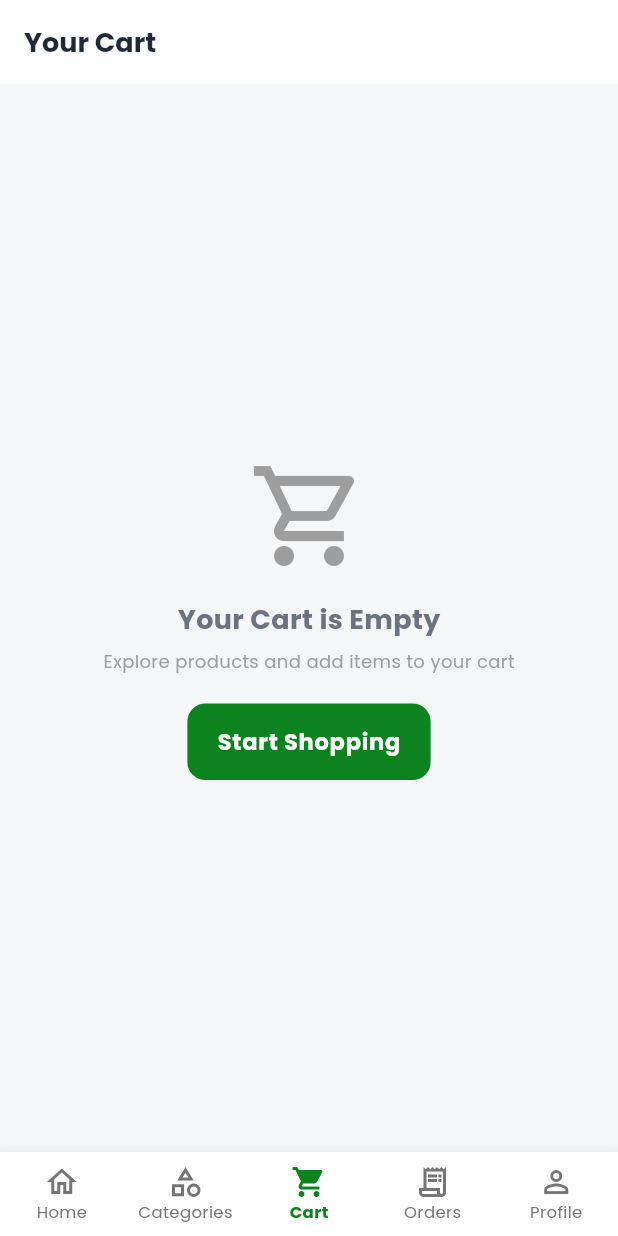
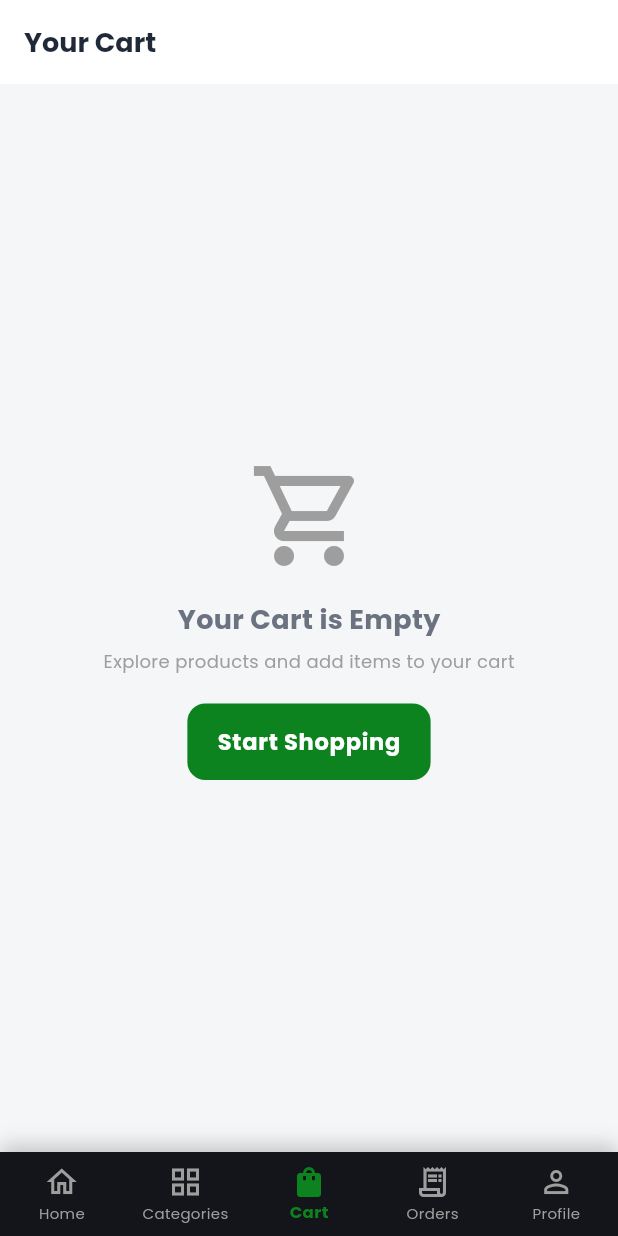
Before and after one commit to krishna567789/ub_mart_user_app, a Flutter app: the screen it shows after launch, item 3 of the bottom bar chosen, on a phone screen of 412 x 824 dp. Run offline on Flutter 3.47's test engine with Material 3 defaults, Android fonts, the phone set to English and light mode, and no system bars; our stand-ins replace cached_network_image, google_fonts, shared_preferences, shimmer; accounts and stored records are empty; network calls fail.

Commit message:
--------

```diff
--- a/lib/screens/main_navigation_screen.dart
+++ b/lib/screens/main_navigation_screen.dart
@@ -1,7 +1,6 @@
 import 'package:flutter/material.dart';
 import 'package:provider/provider.dart';
 import '../providers/cart_provider.dart';
-import '../theme/app_theme.dart';
 import 'home/home_screen.dart';
 import 'categories_screen.dart';
 import 'cart_screen.dart';
@@ -11,7 +10,7 @@ import 'profile_screen.dart';
 class MainNavigationScreen extends StatefulWidget {
   final int initialIndex;
 
-  const MainNavigationScreen({Key? key, this.initialIndex = 0}) : super(key: key);
+  const MainNavigationScreen({super.key, this.initialIndex = 0});
 
   @override
   State<MainNavigationScreen> createState() => _MainNavigationScreenState();
@@ -37,13 +36,25 @@ class _MainNavigationScreenState extends State<MainNavigationScreen> {
   @override
   Widget build(BuildContext context) {
     final cart = Provider.of<CartProvider>(context);
+    final primaryColor = Theme.of(context).primaryColor;
 
     return Scaffold(
       body: IndexedStack(
         index: _currentIndex,
         children: _pages,
       ),
-      bottomNavigationBar: BottomNavigationBar(
+      bottomNavigationBar: Container(
+        decoration: BoxDecoration(
+          color: const Color(0xFF13151A), // Premium Dark Bottom Bar
+          boxShadow: [
+            BoxShadow(
+              color: Colors.black.withOpacity(0.2),
+              blurRadius: 10,
+              offset: const Offset(0, -5),
+            ),
+          ],
+        ),
+        child: BottomNavigationBar(
           currentIndex: _currentIndex,
           onTap: (index) {
             setState(() {
@@ -51,10 +62,12 @@ class _MainNavigationScreenState extends State<MainNavigationScreen> {
             });
           },
           type: BottomNavigationBarType.fixed,
-        selectedItemColor: Theme.of(context).primaryColor,
-        unselectedItemColor: Colors.grey.shade600,
+          backgroundColor: Colors.transparent,
+          elevation: 0,
+          selectedItemColor: primaryColor, // Dynamic neon primary
+          unselectedItemColor: Colors.grey.shade500,
           selectedLabelStyle: const TextStyle(fontWeight: FontWeight.bold, fontSize: 11),
-        unselectedLabelStyle: const TextStyle(fontSize: 11),
+          unselectedLabelStyle: const TextStyle(fontSize: 10),
           items: [
             const BottomNavigationBarItem(
               icon: Icon(Icons.home_outlined),
@@ -62,15 +75,15 @@ class _MainNavigationScreenState extends State<MainNavigationScreen> {
               label: "Home",
             ),
             const BottomNavigationBarItem(
-            icon: Icon(Icons.category_outlined),
-            activeIcon: Icon(Icons.category),
+              icon: Icon(Icons.grid_view_outlined),
+              activeIcon: Icon(Icons.grid_view),
               label: "Categories",
             ),
             BottomNavigationBarItem(
               icon: Stack(
                 clipBehavior: Clip.none,
                 children: [
-                const Icon(Icons.shopping_cart_outlined),
+                  const Icon(Icons.shopping_bag_outlined),
                   if (cart.itemCount > 0)
                     Positioned(
                       right: -6,
@@ -78,7 +91,7 @@ class _MainNavigationScreenState extends State<MainNavigationScreen> {
                       child: Container(
                         padding: const EdgeInsets.all(4),
                         decoration: const BoxDecoration(
-                        color: AppTheme.accent,
+                          color: Colors.redAccent,
                           shape: BoxShape.circle,
                         ),
                         child: Text(
@@ -93,7 +106,7 @@ class _MainNavigationScreenState extends State<MainNavigationScreen> {
                     ),
                 ],
               ),
-            activeIcon: const Icon(Icons.shopping_cart),
+              activeIcon: const Icon(Icons.shopping_bag),
               label: "Cart",
             ),
             const BottomNavigationBarItem(
@@ -108,6 +121,7 @@ class _MainNavigationScreenState extends State<MainNavigationScreen> {
             ),
           ],
         ),
+      ),
     );
   }
 }
```
Also changed, not shown: lib/widgets/product_card.dart (+86 -96 lines). Lines whose indentation alone changed are shown as unchanged.
